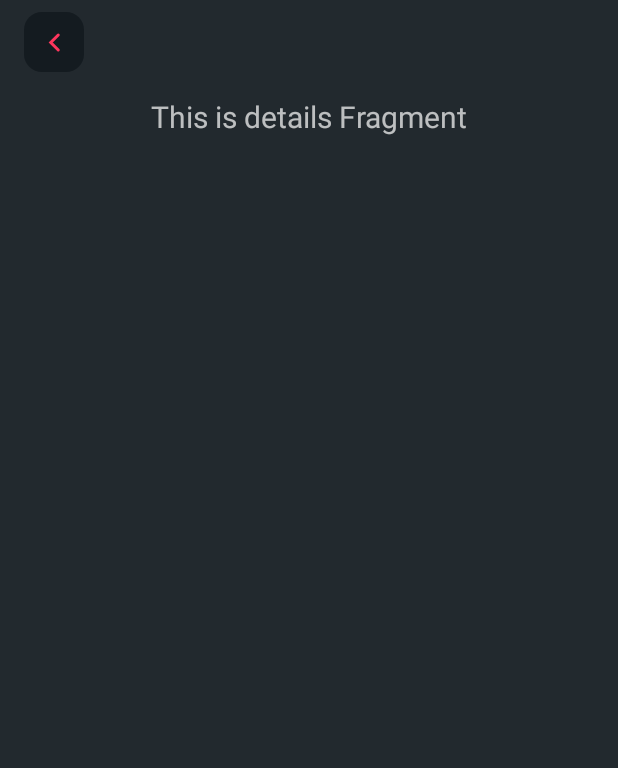
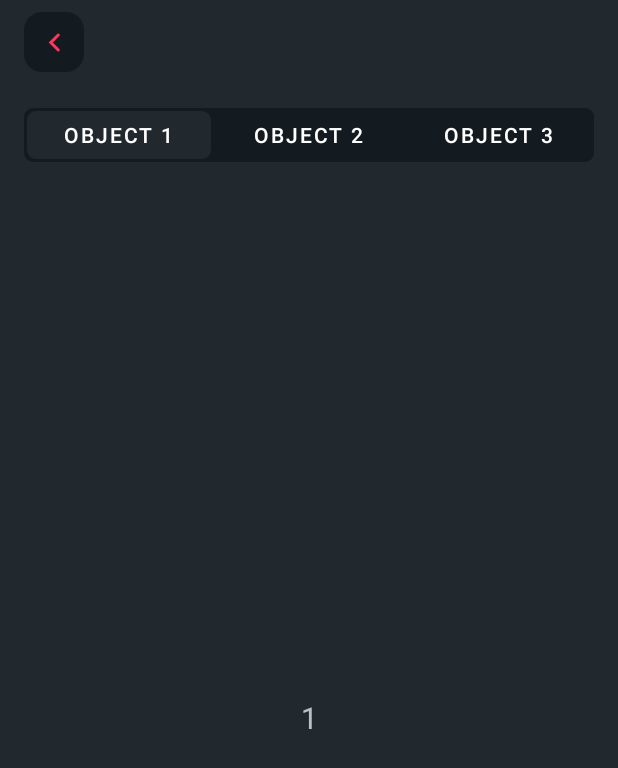
Before and after one commit to margarita-v/AndroidHealth, an Android app: the DetailsFragment screen opened through its navigation route, on a phone screen of 412 x 824 dp. Shown: the top 768 px of the screen. Run offline under Robolectric (Android 15) with nearby library versions, the phone set to English and light mode, and no system bars; our stand-ins replace Dagger/Hilt's generated code, navigation-ui; libraries missing offline, so code that uses them is left out: dev.chrisbanes.insetter; 1 statement that could not run was skipped.

Commit message:
Add TabLayout

```diff
--- a/app/src/main/java/com/example/androidhealth/ui/details/DetailsFragment.kt
+++ b/app/src/main/java/com/example/androidhealth/ui/details/DetailsFragment.kt
@@ -7,11 +7,14 @@ import androidx.fragment.app.viewModels
 import androidx.navigation.fragment.findNavController
 import com.example.androidhealth.R
 import com.example.androidhealth.databinding.FragmentDetailsBinding
+import com.example.androidhealth.ui.details.pager.DemoCollectionAdapter
 import com.example.androidhealth.utils.statusBarInsets
+import com.google.android.material.tabs.TabLayoutMediator
 
 class DetailsFragment : Fragment(R.layout.fragment_details) {
 
     private var binding: FragmentDetailsBinding? = null
+    private val pagerAdapter by lazy { DemoCollectionAdapter(this) }
 
     private val viewModel by viewModels<DetailsViewModel>()
 
@@ -21,9 +24,12 @@ class DetailsFragment : Fragment(R.layout.fragment_details) {
         this.binding = binding
         binding.toolbar.statusBarInsets()
 
-        viewModel.text.observe(viewLifecycleOwner) {
-            binding.textDetails.text = it
-        }
+        binding.detailsVp.adapter = pagerAdapter
+        binding.detailsVp.isUserInputEnabled = false
+        TabLayoutMediator(binding.detailsTl, binding.detailsVp) { tab, position ->
+            tab.text = "OBJECT ${(position + 1)}"
+        }.attach()
+
         binding.toolbar.setOnBackClickListener {
             findNavController().popBackStack()
         }
--- a/app/src/main/java/com/example/androidhealth/ui/details/DetailsViewModel.kt
+++ b/app/src/main/java/com/example/androidhealth/ui/details/DetailsViewModel.kt
@@ -1,13 +1,5 @@
 package com.example.androidhealth.ui.details
 
-import androidx.lifecycle.LiveData
-import androidx.lifecycle.MutableLiveData
 import androidx.lifecycle.ViewModel
 
-class DetailsViewModel : ViewModel() {
-
-    private val _text = MutableLiveData<String>().apply {
-        value = "This is details Fragment"
-    }
-    val text: LiveData<String> = _text
-}
+class DetailsViewModel : ViewModel()
--- /dev/null
+++ b/app/src/main/java/com/example/androidhealth/ui/details/pager/DemoCollectionAdapter.kt
@@ -0,0 +1,18 @@
+package com.example.androidhealth.ui.details.pager
+
+import android.os.Bundle
+import androidx.fragment.app.Fragment
+import androidx.viewpager2.adapter.FragmentStateAdapter
+
+class DemoCollectionAdapter(fragment: Fragment) : FragmentStateAdapter(fragment) {
+
+    override fun getItemCount(): Int = 3
+
+    override fun createFragment(position: Int): Fragment {
+        val fragment = DemoObjectFragment()
+        fragment.arguments = Bundle().apply {
+            putInt("test", position + 1)
+        }
+        return fragment
+    }
+}
--- /dev/null
+++ b/app/src/main/java/com/example/androidhealth/ui/details/pager/DemoObjectFragment.kt
@@ -0,0 +1,17 @@
+package com.example.androidhealth.ui.details.pager
+
+import android.os.Bundle
+import android.view.View
+import android.widget.TextView
+import androidx.fragment.app.Fragment
+import com.example.androidhealth.R
+
+class DemoObjectFragment : Fragment(R.layout.fragment_demo) {
+
+    override fun onViewCreated(view: View, savedInstanceState: Bundle?) {
+        arguments?.takeIf { it.containsKey("test") }?.apply {
+            val textView: TextView = view.findViewById(R.id.text_demo)
+            textView.text = getInt("test").toString()
+        }
+    }
+}
--- /dev/null
+++ b/app/src/main/res/color/selector_tab_ripple_color.xml
@@ -0,0 +1,5 @@
+<?xml version="1.0" encoding="utf-8"?>
+<selector xmlns:android="http://schemas.android.com/apk/res/android">
+    <item android:color="@android:color/transparent" android:state_selected="true" />
+    <item android:color="@android:color/darker_gray" />
+</selector>
--- /dev/null
+++ b/app/src/main/res/drawable/bg_tab_layout.xml
@@ -0,0 +1,7 @@
+<?xml version="1.0" encoding="utf-8"?>
+<shape xmlns:android="http://schemas.android.com/apk/res/android"
+    android:shape="rectangle">
+    <size android:height="38dp" />
+    <solid android:color="@color/mainBackground" />
+    <corners android:radius="6dp" />
+</shape>
--- /dev/null
+++ b/app/src/main/res/drawable/bg_tab_layout_single_tab.xml
@@ -0,0 +1,6 @@
+<?xml version="1.0" encoding="utf-8"?>
+<selector xmlns:android="http://schemas.android.com/apk/res/android">
+    <item>
+        <inset android:drawable="@drawable/bg_tab_layout" android:inset="2dp" />
+    </item>
+</selector>
--- /dev/null
+++ b/app/src/main/res/layout/fragment_demo.xml
@@ -0,0 +1,22 @@
+<?xml version="1.0" encoding="utf-8"?>
+<androidx.constraintlayout.widget.ConstraintLayout xmlns:android="http://schemas.android.com/apk/res/android"
+    xmlns:app="http://schemas.android.com/apk/res-auto"
+    xmlns:tools="http://schemas.android.com/tools"
+    android:layout_width="match_parent"
+    android:layout_height="match_parent"
+    tools:context=".ui.details.pager.DemoObjectFragment">
+
+    <TextView
+        android:id="@+id/text_demo"
+        android:layout_width="match_parent"
+        android:layout_height="wrap_content"
+        android:layout_marginStart="8dp"
+        android:layout_marginTop="8dp"
+        android:layout_marginEnd="8dp"
+        android:textAlignment="center"
+        android:textSize="20sp"
+        app:layout_constraintBottom_toBottomOf="parent"
+        app:layout_constraintEnd_toEndOf="parent"
+        app:layout_constraintStart_toStartOf="parent"
+        app:layout_constraintTop_toTopOf="parent" />
+</androidx.constraintlayout.widget.ConstraintLayout>
--- a/app/src/main/res/layout/fragment_details.xml
+++ b/app/src/main/res/layout/fragment_details.xml
@@ -12,14 +12,14 @@
         android:layout_width="match_parent"
         android:layout_height="wrap_content" />
 
-    <TextView
-        android:id="@+id/text_details"
+    <com.google.android.material.tabs.TabLayout
+        android:id="@+id/details_tl"
         android:layout_width="match_parent"
-        android:layout_height="wrap_content"
-        android:layout_gravity="center"
-        android:layout_marginStart="8dp"
-        android:layout_marginTop="8dp"
-        android:layout_marginEnd="8dp"
-        android:textAlignment="center"
-        android:textSize="20sp" />
+        android:layout_height="36dp"
+        android:layout_margin="16dp" />
+
+    <androidx.viewpager2.widget.ViewPager2
+        android:id="@+id/details_vp"
+        android:layout_width="match_parent"
+        android:layout_height="match_parent" />
 </LinearLayout>
--- a/app/src/main/res/values-night/colors.xml
+++ b/app/src/main/res/values-night/colors.xml
@@ -4,4 +4,5 @@
     <color name="mainBackground">@color/river_styx</color>
     <color name="componentBackground">@color/cinder</color>
     <color name="navBarUnSelectedIconTint">@color/memorize</color>
+    <color name="titleColor">@color/white</color>
 </resources>
--- a/app/src/main/res/values-night/themes.xml
+++ b/app/src/main/res/values-night/themes.xml
@@ -14,5 +14,6 @@
             @android:color/transparent
         </item>
         <item name="android:windowAnimationStyle">@style/ActivityAnimation</item>
+        <item name="tabStyle">@style/Widget.App.TabLayout</item>
     </style>
 </resources>
--- a/app/src/main/res/values/colors.xml
+++ b/app/src/main/res/values/colors.xml
@@ -4,4 +4,5 @@
     <color name="mainBackground">@color/cascading_white</color>
     <color name="componentBackground">@color/white</color>
     <color name="navBarUnSelectedIconTint">@color/mithril_silver</color>
+    <color name="titleColor">@color/royal_curtsy</color>
 </resources>
--- a/app/src/main/res/values/themes.xml
+++ b/app/src/main/res/values/themes.xml
@@ -16,6 +16,7 @@
         </item>
 
         <item name="android:windowAnimationStyle">@style/ActivityAnimation</item>
+        <item name="tabStyle">@style/Widget.App.TabLayout</item>
     </style>
 
     <style name="ActivityAnimation" parent="@android:style/Animation.Activity">
@@ -30,4 +31,15 @@
         <item name="itemTextColor">@color/bg_navbar_tint</item>
         <item name="itemRippleColor">@color/bg_navbar_ripple</item>
     </style>
+
+    <style name="Widget.App.TabLayout" parent="Widget.MaterialComponents.TabLayout">
+        <item name="android:background">@drawable/bg_tab_layout</item>
+        <item name="tabSelectedTextColor">@color/titleColor</item>
+        <item name="tabTextColor">@color/titleColor</item>
+        <item name="tabRippleColor">@color/selector_tab_ripple_color</item>
+        <item name="tabUnboundedRipple">true</item>
+        <item name="tabIndicatorGravity">stretch</item>
+        <item name="tabIndicatorColor">@color/componentBackground</item>
+        <item name="tabIndicator">@drawable/bg_tab_layout_single_tab</item>
+    </style>
 </resources>
```
